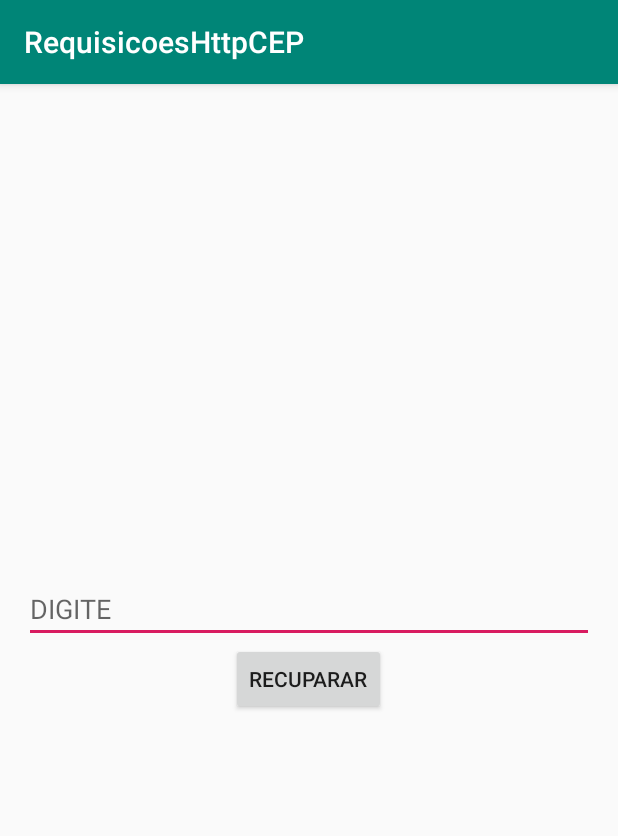
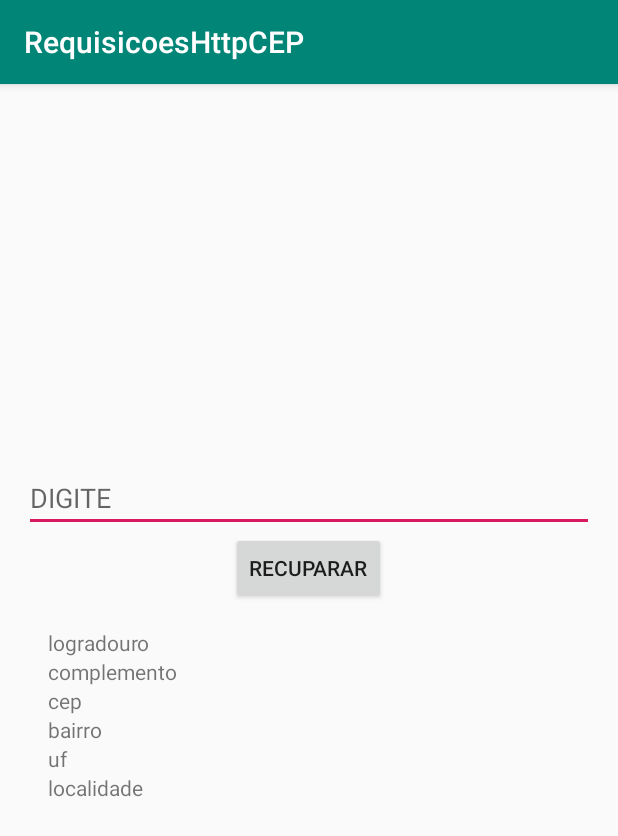
Before and after one commit to fsconrado/RequisicoesHttpCEP, an Android app: the screen it shows after launch (MainActivity), on a phone screen of 412 x 824 dp. Shown: the top 836 px of the screen. Run offline under Robolectric (Android 15) with nearby library versions, the phone set to English and light mode, and no system bars.

```diff
--- a/app/src/main/res/layout/activity_main.xml
+++ b/app/src/main/res/layout/activity_main.xml
@@ -29,6 +29,48 @@
         android:layout_height="wrap_content"
         android:text="Recuparar" />
 
+    <LinearLayout
+        android:layout_width="match_parent"
+        android:layout_height="wrap_content"
+        android:orientation="vertical"
+        android:padding="16dp">
+
+        <TextView
+            android:id="@+id/textLogradouro"
+            android:layout_width="match_parent"
+            android:layout_height="wrap_content"
+            android:text="logradouro" />
+
+        <TextView
+            android:id="@+id/textComplemento"
+            android:layout_width="match_parent"
+            android:layout_height="wrap_content"
+            android:text="complemento" />
+
+        <TextView
+            android:id="@+id/textCep"
+            android:layout_width="match_parent"
+            android:layout_height="wrap_content"
+            android:text="cep" />
+
+        <TextView
+            android:id="@+id/textBairro"
+            android:layout_width="match_parent"
+            android:layout_height="wrap_content"
+            android:text="bairro" />
+
+        <TextView
+            android:id="@+id/textUf"
+            android:layout_width="match_parent"
+            android:layout_height="wrap_content"
+            android:text="uf" />
+
+        <TextView
+            android:id="@+id/textlocalidade"
+            android:layout_width="match_parent"
+            android:layout_height="wrap_content"
+            android:text="localidade" />
+
         <TextView
             android:id="@+id/textRecuperar"
             android:layout_width="match_parent"
@@ -37,5 +79,6 @@
             android:textStyle="bold"
             android:visibility="invisible"
             tools:visibility="visible" />
+    </LinearLayout>
 
 </LinearLayout>
```
Also changed, not shown: app/src/main/java/com/requisicoes/cursoandroid/requisicoeshttpcep/MainActivity.java (+41 -2 lines). Lines whose indentation alone changed are shown as unchanged.
